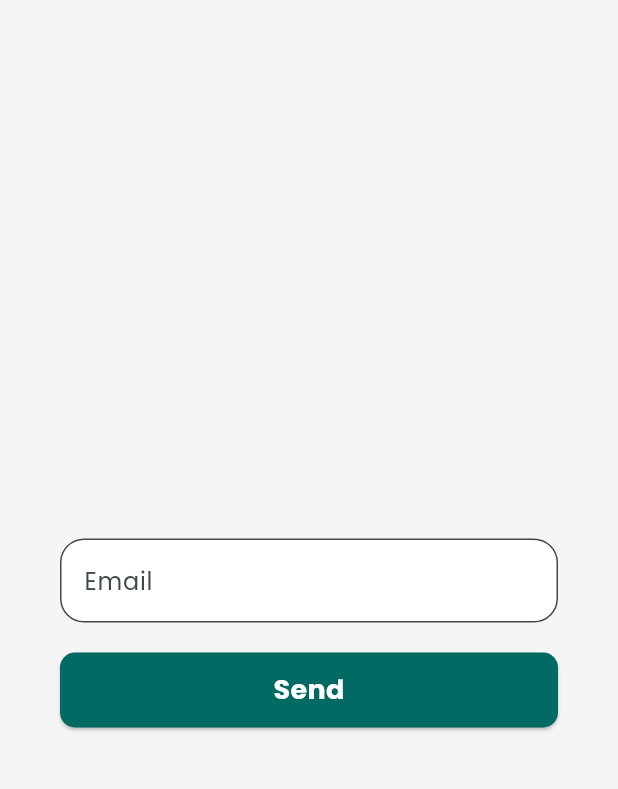
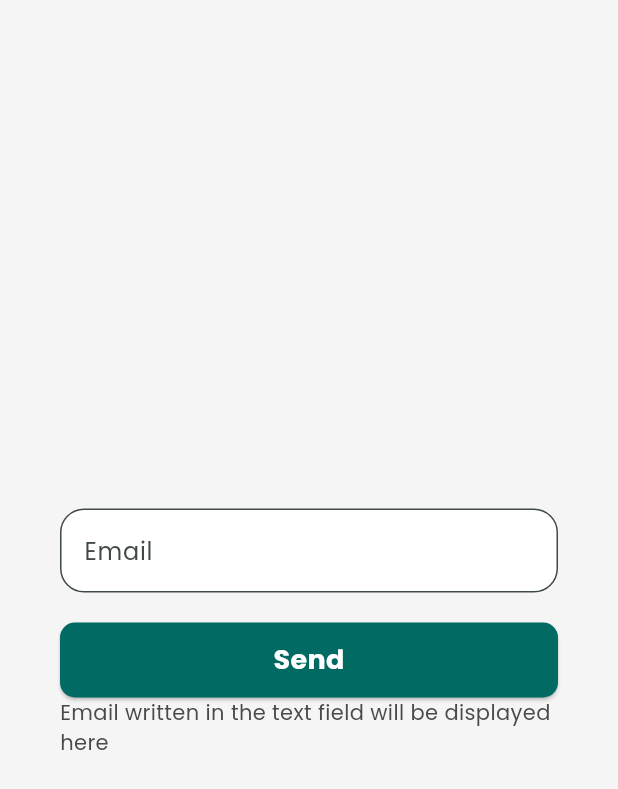
Before and after one commit to Davidciro-333/to_do_list, a Flutter app: the StateDif screen opened directly, on a phone screen of 412 x 824 dp. Shown: the top 789 px of the screen. Run offline on Flutter 3.47's test engine with Material 3 defaults, Android fonts, the phone set to English and light mode, and no system bars; our stand-ins replace shared_preferences; accounts and stored records are empty.

Commit message:
A example with Provider in state_dif.dart page, updating a Text Retrieving the email from the inherited widget _EmailTextField.

```diff
--- a/lib/app/view/home/state_dif.dart
+++ b/lib/app/view/home/state_dif.dart
@@ -1,53 +1,60 @@
 import 'package:flutter/material.dart';
+import 'package:provider/provider.dart';
 
 /// A stateful widget that represents a form with an email input field and a submit button.
-class StateDif extends StatefulWidget {
+class StateDif extends StatelessWidget {
   /// Creates a [StateDif] widget.
   const StateDif({super.key});
-
-  /// Creates the mutable state for this widget.
-  @override
-  State<StateDif> createState() => _StateDifState();
-}
-
-/// The state for the [StateDif] widget.
-class _StateDifState extends State<StateDif> {
-  /// The email entered by the user.
-  String email = '';
 
   /// Builds the widget tree for the stateful widget.
   ///
   /// The [context] parameter is used to look up the widget tree.
   @override
   Widget build(BuildContext context) {
-    return Scaffold(
+    return ChangeNotifierProvider(
+      create: (_) => _EmailDisplay(),
+      child: const Scaffold(
         // The main content of the page is wrapped in padding.
         body: Padding(
-    padding: const EdgeInsets.all(40),
+          padding: EdgeInsets.all(40),
           child: Column(
             mainAxisAlignment: MainAxisAlignment.center,
             children: [
-        // Padding around the email input field.
-        Padding(
-          padding: const EdgeInsets.symmetric(vertical: 20),
-          child: TextField(
-            // Updates the email variable when the text changes.
-            onChanged: (value) => email = value,
-            decoration: const InputDecoration(
-              // Fills the input field with white color.
-              filled: true,
-              fillColor: Colors.white,
-              // Adds an outline border with rounded corners.
-              border: OutlineInputBorder(
-                borderRadius: BorderRadius.all(Radius.circular(16)),
-              ),
-              // Placeholder text for the input field.
-              hintText: 'Email',
+              /// Padding around the email input field.
+              _EmailTextField(),
+
+              /// A button to submit the form.
+              _SendButton(),
+
+              /// A text widget that displays the email written in the input field.
+              _EmailText(),
+            ],
           ),
         ),
       ),
-        // A button to submit the form.
-        ElevatedButton(
+    );
+  }
+}
+
+class _EmailText extends StatelessWidget {
+  const _EmailText();
+
+  @override
+  Widget build(BuildContext context) {
+    return Consumer<_EmailDisplay>(builder: (_, emailDisplay, child) {
+      return Text(
+          'Email written in the text field will be displayed here ${emailDisplay.email}');
+    });
+    // Retrieves the email from the inherited widget.
+  }
+}
+
+class _SendButton extends StatelessWidget {
+  const _SendButton();
+
+  @override
+  Widget build(BuildContext context) {
+    return ElevatedButton(
       onPressed: () {},
       style: ElevatedButton.styleFrom(
         // Sets the minimum size of the button.
@@ -66,10 +73,43 @@ class _StateDifState extends State<StateDif> {
       ),
       // The text displayed on the button.
       child: const Text('Send', style: TextStyle(color: Colors.white)),
+    );
+  }
+}
+
+class _EmailTextField extends StatelessWidget {
+  const _EmailTextField();
+
+  @override
+  Widget build(BuildContext context) {
+    return Padding(
+      padding: const EdgeInsets.symmetric(vertical: 20),
+      child: TextField(
+        // Updates the email variable when the text changes.
+        onChanged: (value) => context.read<_EmailDisplay>().email = value,
+        decoration: const InputDecoration(
+          // Fills the input field with white color.
+          filled: true,
+          fillColor: Colors.white,
+          // Adds an outline border with rounded corners.
+          border: OutlineInputBorder(
+            borderRadius: BorderRadius.all(Radius.circular(16)),
           ),
-      ],
+          // Placeholder text for the input field.
+          hintText: 'Email',
         ),
       ),
     );
   }
 }
+
+class _EmailDisplay extends ChangeNotifier {
+  String _email = '';
+
+  String get email => _email;
+
+  set email(String value) {
+    _email = value;
+    notifyListeners();
+  }
+}
```
Lines whose indentation alone changed are shown as unchanged.
